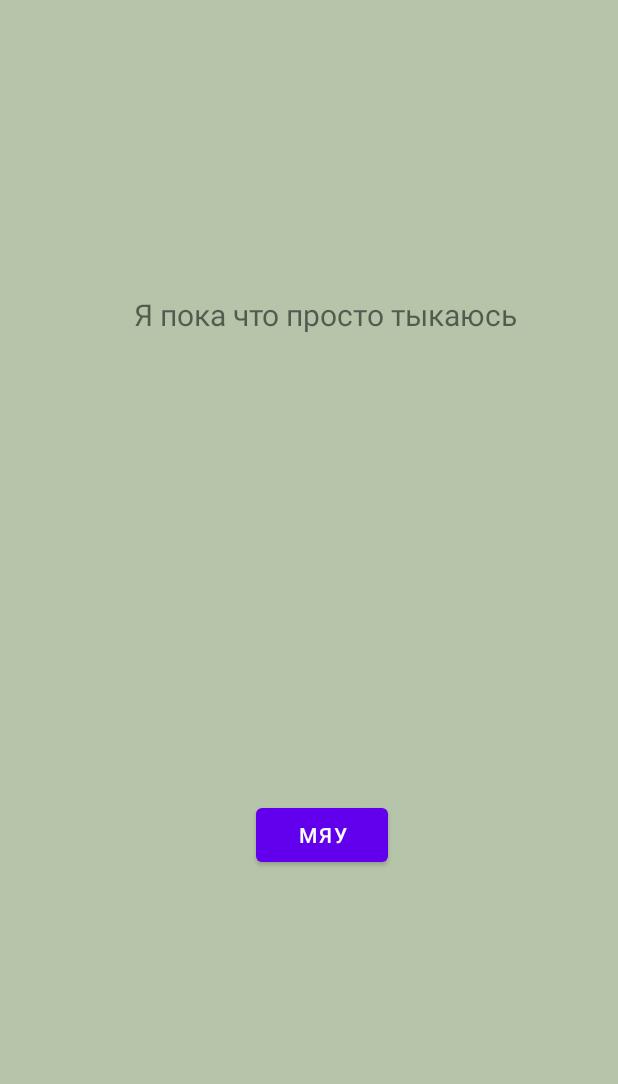
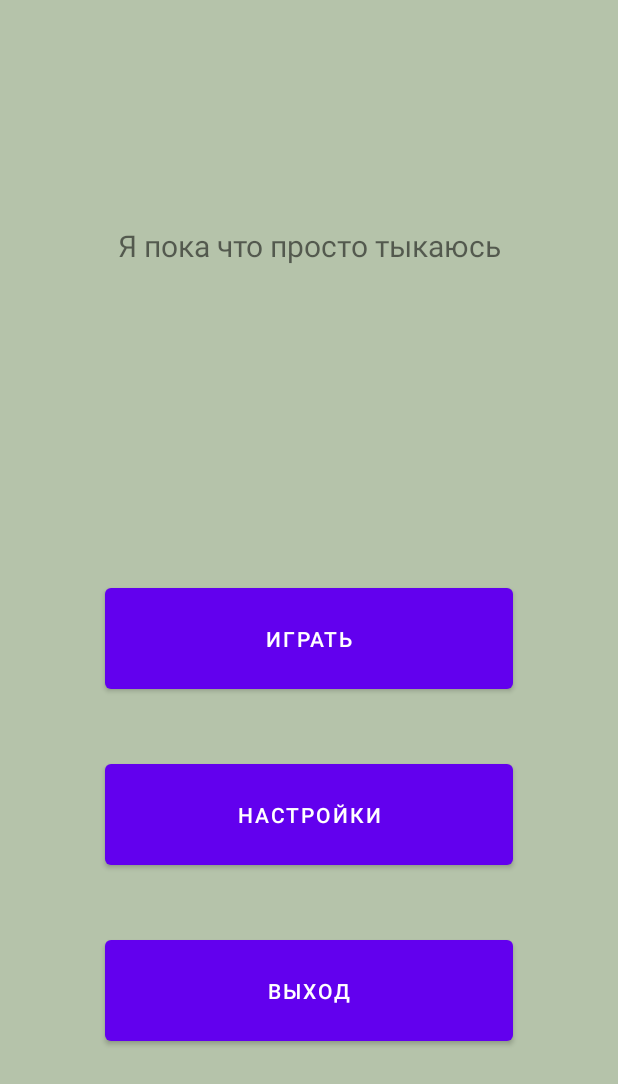
Before and after one commit to Bobryanskiy/TamagotchiForLovers, an Android app: the screen it shows after launch (TitleScreen), on a phone screen of 412 x 824 dp. Shown: the top 1084 px of the screen. Run offline under Robolectric (Android 15) with nearby library versions, the phone set to English and light mode, and no system bars.

Commit message:
start action

```diff
--- /dev/null
+++ b/app/src/main/java/com/github/bobryanskiy/tamagotchiforlovers/TitleScreen.kt
@@ -0,0 +1,24 @@
+package com.github.bobryanskiy.tamagotchiforlovers
+
+import android.app.ActivityOptions
+import android.content.Intent
+import android.os.Bundle
+import android.view.View
+import androidx.appcompat.app.AppCompatActivity
+
+class TitleScreen : AppCompatActivity() {
+    override fun onCreate(savedInstanceState: Bundle?) {
+        super.onCreate(savedInstanceState)
+        setContentView(R.layout.activity_title_screen)
+    }
+
+    fun playActivity(view : View) {
+        val intent = Intent(this, GameChooseScreen::class.java)
+        val options = ActivityOptions.makeCustomAnimation(this, 0, 0)
+        startActivity(intent, options.toBundle())
+    }
+
+    fun exitGame(view : View) {
+        finishAffinity()
+    }
+}
--- a/app/src/main/res/layout/activity_title_screen.xml
+++ b/app/src/main/res/layout/activity_title_screen.xml
@@ -5,24 +5,41 @@
         xmlns:app="http://schemas.android.com/apk/res-auto"
         android:layout_width="match_parent"
         android:layout_height="match_parent"
-        tools:context=".TitleScreen" android:background="#603E621F">
+        tools:context=".TitleScreen" android:background="@color/main_theme">
 
-    <TextView
-            android:text="Я пока что просто тыкаюсь"
-            android:layout_width="wrap_content"
-            android:layout_height="wrap_content" android:id="@+id/textView2"
-            android:textSize="20sp" android:textAlignment="textStart"
-            tools:visibility="visible" app:layout_constraintTop_toTopOf="parent" android:layout_marginTop="196dp"
-            app:layout_constraintStart_toStartOf="parent" android:layout_marginStart="75dp"
-            android:layout_marginEnd="53dp" app:layout_constraintEnd_toEndOf="parent"
-    />
-    <Button
-            android:text="МЯУ"
-            android:layout_width="wrap_content"
-            android:layout_height="wrap_content" android:id="@+id/button"
-            app:layout_constraintBottom_toBottomOf="parent"
-            android:layout_marginBottom="152dp" android:layout_marginEnd="141dp"
-            app:layout_constraintEnd_toEndOf="parent" app:layout_constraintStart_toStartOf="parent"
-            android:layout_marginStart="158dp" android:layout_marginTop="218dp"
-            app:layout_constraintTop_toBottomOf="@+id/textView2"/>
+    <LinearLayout
+            android:orientation="vertical"
+            android:layout_width="match_parent"
+            android:layout_height="match_parent" android:id="@+id/linearLayout"
+            app:layout_constraintTop_toTopOf="parent" app:layout_constraintBottom_toBottomOf="parent"
+            android:layout_marginBottom="80dp" android:layout_marginTop="50dp">
+        <TextView
+                android:text="Я пока что просто тыкаюсь"
+                android:layout_width="match_parent"
+                android:layout_height="0dp" android:id="@+id/startText"
+                android:textSize="20sp"
+                tools:visibility="visible" android:layout_marginTop="100dp"
+                android:layout_marginStart="0dp"
+                android:layout_marginEnd="0dp"
+                android:layout_weight="3" android:textAlignment="center"/>
+        <Button
+                android:text="Играть"
+                android:layout_width="match_parent"
+                android:layout_height="0dp" android:id="@+id/playButton"
+                android:layout_weight="1" android:insetLeft="70dp" android:insetRight="70dp"
+                android:insetBottom="0dp" android:insetTop="0dp" android:layout_marginTop="40dp"
+                android:onClick="playActivity"/>
+        <Button
+                android:text="Настройки"
+                android:layout_width="match_parent"
+                android:layout_height="0dp" android:id="@+id/settingButton" android:layout_weight="1"
+                android:insetLeft="70dp" android:insetRight="70dp" android:insetTop="0dp" android:insetBottom="0dp"
+                android:layout_marginTop="50dp"/>
+        <Button
+                android:text="Выход"
+                android:layout_width="match_parent"
+                android:layout_height="0dp" android:id="@+id/exitButton" android:layout_weight="1"
+                android:insetLeft="70dp" android:insetRight="70dp" android:insetTop="0dp" android:insetBottom="0dp"
+                android:layout_marginTop="50dp" android:layout_marginBottom="50dp" android:onClick="exitGame"/>
+    </LinearLayout>
 </androidx.constraintlayout.widget.ConstraintLayout>
--- a/app/src/main/res/values/colors.xml
+++ b/app/src/main/res/values/colors.xml
@@ -7,4 +7,5 @@
     <color name="teal_700">#FF018786</color>
     <color name="black">#FF000000</color>
     <color name="white">#FFFFFFFF</color>
+    <color name="main_theme">#B5C3AA</color>
 </resources>
--- a/app/src/main/res/values/strings.xml
+++ b/app/src/main/res/values/strings.xml
@@ -1,3 +1,3 @@
 <resources>
-    <string name="app_name">TamagotchiForLovers</string>
+    <string name="app_name">Tamagotchi for Lovers</string>
 </resources>
--- a/app/src/main/res/values/themes.xml
+++ b/app/src/main/res/values/themes.xml
@@ -3,7 +3,7 @@
     <style name="Theme.TamagotchiForLovers" parent="Theme.MaterialComponents.DayNight.NoActionBar">
         <!-- Primary brand color. -->
         <item name="colorPrimary">@color/purple_500</item>
-        <item name="colorPrimaryVariant">#B5C3AA</item>
+        <item name="colorPrimaryVariant">@color/main_theme</item>
         <item name="colorOnPrimary">@color/white</item>
         <!-- Secondary brand color. -->
         <item name="colorSecondary">@color/teal_200</item>
```
Also changed, not shown: app/build.gradle.kts (+10 -9 lines), app/src/main/AndroidManifest.xml (+8 -5 lines), app/src/main/java/com/example/tamagotchiforlovers/TitleScreen.kt (deleted, +0 -11 lines), app/src/main/java/com/github/bobryanskiy/tamagotchiforlovers/GameChooseScreen.kt (added, +22 -0 lines), app/src/main/res/layout/activity_game_choose_screen.xml (added, +22 -0 lines), 5 other files.
